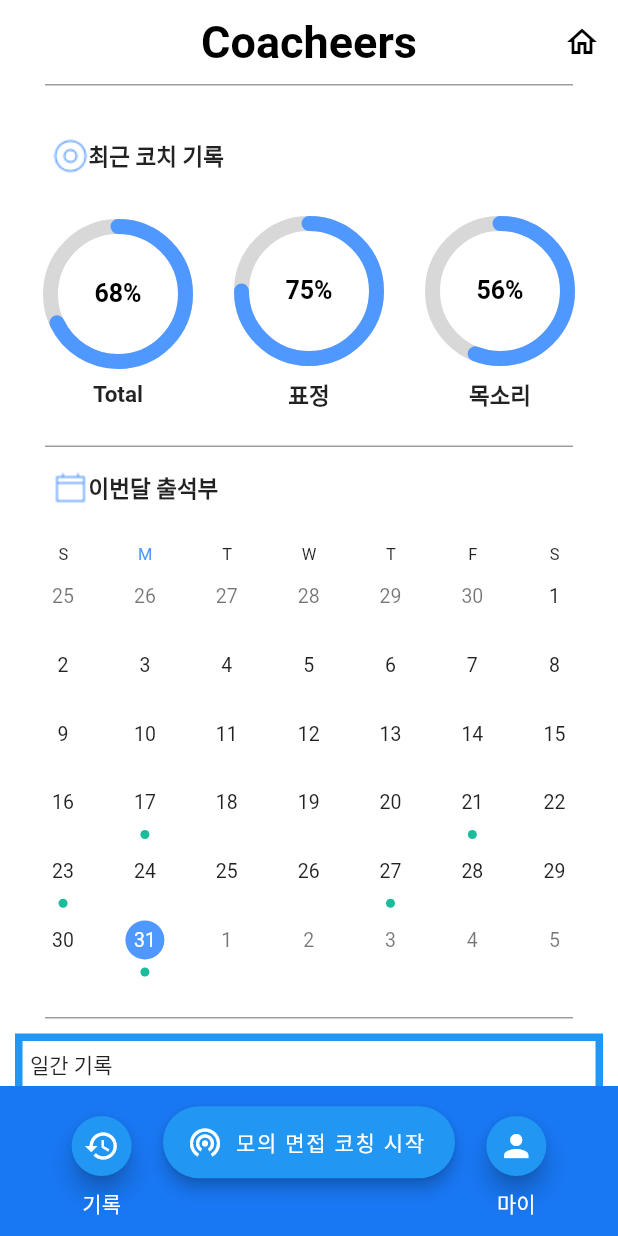
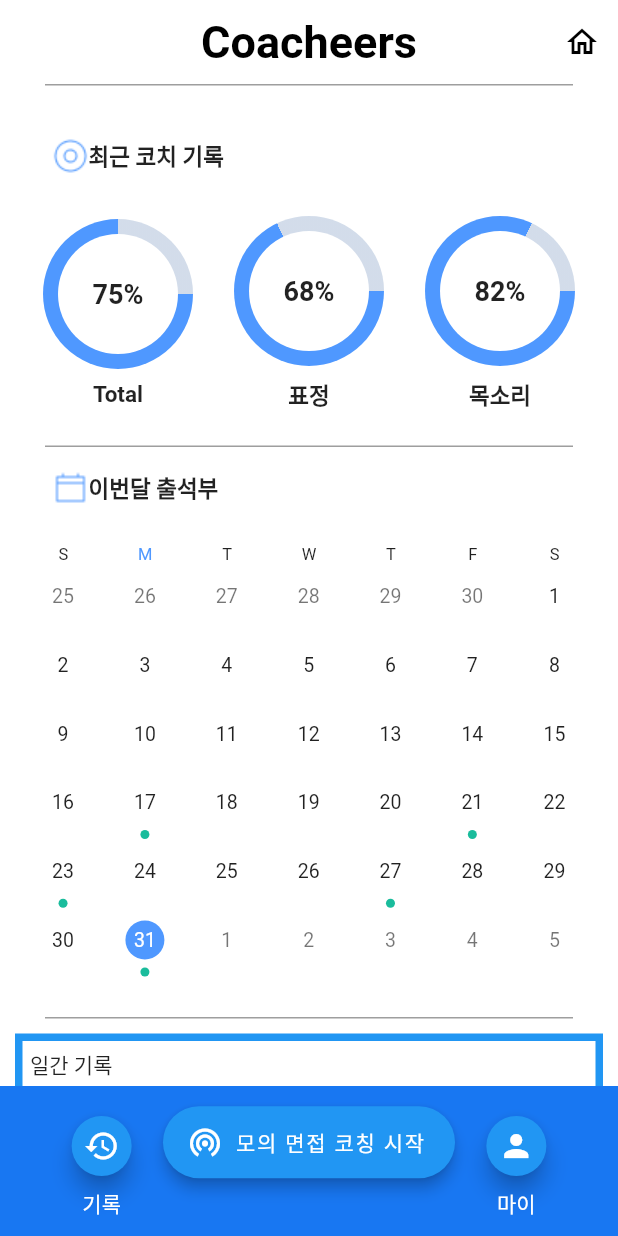
Before and after one commit to Team429/coacheers-frontend, a Flutter app: the MainFrame screen opened directly, on a phone screen of 412 x 824 dp. Run offline on Flutter 3.47's test engine with Material 2 defaults, Android fonts, the phone set to English and light mode, and no system bars; drawn by our look-alikes of syncfusion_flutter_calendar; our stand-ins replace logger, syncfusion_flutter_datepicker; missing offline and left inert: kakao_flutter_sdk.

Commit message:
Donutchart Animated

```diff
--- a/lib/coaching/coachinhPage.dart
+++ b/lib/coaching/coachinhPage.dart
@@ -5,6 +5,7 @@ class CoachingPage extends StatelessWidget {
 
   @override
   Widget build(BuildContext context) {
+    print("메인 페이지 - 코칭 페이지\n");
     return Scaffold(
       backgroundColor: Colors.white,
       body: ListView(),
--- a/lib/component/coachingday.dart
+++ b/lib/component/coachingday.dart
@@ -1,5 +1,4 @@
 import 'dart:ui';
-
 import 'package:syncfusion_flutter_calendar/calendar.dart';
 
 List<Meeting> _getDataSource() {
@@ -18,19 +17,19 @@ List<Meeting> _getDataSource() {
   DateTime(today.year, today.month, today.day - 10, 9, 0, 0);
   final DateTime endTime4 = startTime4.add(const Duration(hours: 2));
   final DateTime startTime5 =
-      DateTime(today.year, today.month, today.day - 4, 9, 0, 0);
+  DateTime(today.year, today.month, today.day - 4, 9, 0, 0);
   final DateTime endTime5 = startTime5.add(const Duration(hours: 2));
 
   meetings.add(Meeting(
-      'Conference', startTime, endTime, const Color(0xFF1ABC9C), false));
+      'Conference', startTime, endTime, const Color(0xFF1ABC9C), false, 63));
   meetings.add(Meeting(
-      'Conference', startTime2, endTime2, const Color(0xFF1ABC9C), false));
+      'Conference', startTime2, endTime2, const Color(0xFF1ABC9C), false,70));
   meetings.add(Meeting(
-      'Conference', startTime3, endTime3, const Color(0xFF1ABC9C), false));
+      'Conference', startTime3, endTime3, const Color(0xFF1ABC9C), false,73));
   meetings.add(Meeting(
-      'Conference', startTime4, endTime4, const Color(0xFF1ABC9C), false));
+      'Conference', startTime4, endTime4, const Color(0xFF1ABC9C), false,77));
   meetings.add(Meeting(
-      'Conference', startTime5, endTime5, const Color(0xFF1ABC9C), false));
+      'Conference', startTime5, endTime5, const Color(0xFF1ABC9C), false,82));
   return meetings;
 }
 
@@ -67,14 +66,14 @@ class MeetingDataSource extends CalendarDataSource {
   bool isAllDay(int index) {
     return appointments![index].isAllDay;
   }
+
 }
 
-class Meeting {
-  Meeting(this.eventName, this.from, this.to, this.background, this.isAllDay);
-
+class Meeting {Meeting(this.eventName, this.from, this.to, this.background, this.isAllDay, this.score);
   String eventName;
   DateTime from;
   DateTime to;
   Color background;
   bool isAllDay;
+  double score;
 }
--- a/lib/component/kakaoLogin.dart
+++ b/lib/component/kakaoLogin.dart
@@ -21,6 +21,7 @@ void KakaoLogin(context) async {
   if (await isKakaoTalkInstalled()) {
     try {
       await UserApi.instance.loginWithKakaoTalk();
+      //카카오 로그인 화면 호출 -> 사용자가 토큰 가져오는 것 까지
       print('카카오톡으로 로그인 성공');
       _get_user_info();
       Navigator.push(
--- a/lib/frame/mainFrame.dart
+++ b/lib/frame/mainFrame.dart
@@ -2,29 +2,20 @@ import 'package:coacheers/coaching/coachinhPage.dart';
 import 'package:coacheers/home/homePage.dart';
 import 'package:coacheers/profile/profilePage.dart';
 import 'package:flutter/material.dart';
+import 'package:kakao_flutter_sdk/kakao_flutter_sdk.dart';
 
 import '../record/recordPage.dart';
 
-int _selectedIndex = 3;
-
 class MainFrame extends StatefulWidget {
   const MainFrame({Key? key}) : super(key: key);
-
   @override
   State<MainFrame> createState() => _MainFrameWidget();
 }
 
 class _MainFrameWidget extends State<MainFrame> {
 // 탭을 이동할 때 쓸 변수!
-
-  static const TextStyle optionStyle =
-      TextStyle(fontSize: 40, fontWeight: FontWeight.bold);
-  static const List<Widget> _widgetOptions = <Widget>[
-    RecordPage(),
-    CoachingPage(),
-    Profile(),
-    Home(),
-  ];
+  bool shouldPop = false;
+  int _selectedIndex = 3;
 
   void _onItemTapped(int index) {
     setState(() {
@@ -32,9 +23,25 @@ class _MainFrameWidget extends State<MainFrame> {
     });
   }
 
+  static const TextStyle optionStyle =
+      TextStyle(fontSize: 40, fontWeight: FontWeight.bold);
+  static const List<Widget> _widgetOptions = <Widget>[
+    RecordPage(),
+    CoachingPage(),
+    ProfilePage(),
+    Home(),
+  ];
+
+
   @override
   Widget build(BuildContext context) {
-    return Scaffold(
+    print("메인 페이지\n");
+
+    return WillPopScope(
+      onWillPop: () async {
+        return shouldPop;
+      },
+      child: Scaffold(
         appBar: AppBar(
           title: Text(
             "Coacheers",
@@ -142,52 +149,7 @@ class _MainFrameWidget extends State<MainFrame> {
                 ),
               ],
             )),
-      // floatingActionButtonLocation: FloatingActionButtonLocation.centerDocked,
-      // floatingActionButton: Row(
-      //
-      //   mainAxisAlignment: MainAxisAlignment.center,
-      //   children: [
-      //     Padding(
-      //       padding: const EdgeInsets.fromLTRB(0, 70, 0, 0),
-      //       child: FloatingActionButton.extended(
-      //         elevation: 4.0,
-      //         icon: const Icon(
-      //           Icons.history,
-      //         ),
-      //         label: Text(""),
-      //         onPressed: () {
-      //           _onItemTapped(1);
-      //         },
-      //       ),
-      //     ),
-      //     Padding(
-      //       padding: const EdgeInsets.fromLTRB(0, 70, 0, 0),
-      //       child: FloatingActionButton.extended(
-      //         elevation: 4.0,
-      //         icon: const Icon(
-      //           Icons.wifi_tethering,
-      //         ),
-      //         label: Text("모의 면접 코칭 시작"),
-      //         onPressed: () {
-      //           _onItemTapped(1);
-      //         },
-      //       ),
-      //     ),
-      //     Padding(
-      //       padding: const EdgeInsets.fromLTRB(0, 70, 0, 0),
-      //       child: FloatingActionButton.extended(
-      //         elevation: 4.0,
-      //         icon: const Icon(
-      //           Icons.person,
-      //         ),
-      //         label: Text(""),
-      //         onPressed: () {
-      //           _onItemTapped(1);
-      //         },
-      //       ),
-      //     ),
-      //   ],
-      // ),
+      ),
     );
   }
 }
--- /dev/null
+++ b/lib/graph/piechart.dart
@@ -0,0 +1,64 @@
+import 'package:flutter/material.dart';
+
+const TWO_PI = 3.14 * 2;
+
+
+class Donut extends StatelessWidget {
+
+  final double Percent;
+
+  Donut(this.Percent);
+
+  @override
+  Widget build(BuildContext context) {
+    final size = 100.0;
+    return TweenAnimationBuilder(
+      tween: Tween(begin: 0.0, end: Percent / 100),
+      duration: Duration(seconds: 1),
+      builder: (context, value, child) {
+        int percentage = (value * 100).ceil();
+        return Container(
+          width: size,
+          height: size,
+          // color: Color(0xff7fb1f8),
+          child: Stack(
+            children: [
+              ShaderMask(
+                shaderCallback: (rect) {
+                  return SweepGradient(
+                      startAngle: 0.0,
+                      endAngle: TWO_PI,
+                      stops: [value, value],
+                      // 0.0 , 0.5 , 0.5 , 1.0
+                      center: Alignment.center,
+                      colors: [Colors.white, Colors.grey.withAlpha(55)]
+                  ).createShader(rect);
+                },
+                child: Container(
+                  width: size,
+                  height: size,
+                  decoration: BoxDecoration(
+                    shape: BoxShape.circle,
+                    color: Color(0xff4F98FF),
+                  ),
+                ),
+              ),
+              Center(
+                child: Container(
+                  width: size - 20,
+                  height: size - 20,
+                  decoration: BoxDecoration(
+                      color: Colors.white,
+                      shape: BoxShape.circle
+                  ),
+                  child: Center(child: Text("$percentage%",
+                    style: TextStyle(fontSize: 18,fontWeight: FontWeight.bold),)),
+                ),
+              )
+            ],
+          ),
+        );
+      },
+    );
+  }
+}
--- a/lib/home/homePage.dart
+++ b/lib/home/homePage.dart
@@ -1,11 +1,12 @@
 import 'package:coacheers/component/coachingday.dart';
-import 'package:coacheers/component/piechart.dart';
+import 'package:coacheers/graph/piechart.dart';
 import 'package:flutter/material.dart';
+import 'package:kakao_flutter_sdk/kakao_flutter_sdk.dart';
 import 'package:syncfusion_flutter_calendar/calendar.dart';
+
 
 class Home extends StatefulWidget {
   const Home({Key? key}) : super(key: key);
-
   @override
   State<Home> createState() => _HomeState();
 }
@@ -13,6 +14,7 @@ class Home extends StatefulWidget {
 class _HomeState extends State<Home> {
   @override
   Widget build(BuildContext context) {
+    print("메인 페이지 - 홈 페이지\n");
     return Scaffold(
       backgroundColor: Colors.white,
       // body: ListView.builder(
@@ -86,15 +88,7 @@ class _HomeState extends State<Home> {
                               Padding(
                                 padding: const EdgeInsets.all(8.0),
                                 child: Container(
-                                  child: CustomPaint(
-                                    // CustomPaint를 그리고 이 안에 차트를 그려줍니다..
-                                    size: Size(100, 100),
-                                    // CustomPaint의 크기는 가로 세로 150, 150으로 합니다.
-                                    painter: PieChart(
-                                        percentage: 68,
-                                        textScaleFactor: 0.5,
-                                        textColor: Colors.black),
-                                  ),
+                                  child : Donut(75),
                                 ),
                               ),
                               Text(
@@ -112,15 +106,7 @@ class _HomeState extends State<Home> {
                               Padding(
                                 padding: const EdgeInsets.all(8.0),
                                 child: Container(
-                                  child: CustomPaint(
-                                    // CustomPaint를 그리고 이 안에 차트를 그려줍니다..
-                                    size: Size(100, 100),
-                                    // CustomPaint의 크기는 가로 세로 150, 150으로 합니다.
-                                    painter: PieChart(
-                                        percentage: 75,
-                                        textScaleFactor: 0.5,
-                                        textColor: Colors.black),
-                                  ),
+                                  child: Donut(68),
                                 ),
                               ),
                               Text(
@@ -138,15 +124,7 @@ class _HomeState extends State<Home> {
                               Padding(
                                 padding: const EdgeInsets.all(8.0),
                                 child: Container(
-                                  child: CustomPaint(
-                                    // CustomPaint를 그리고 이 안에 차트를 그려줍니다..
-                                    size: Size(100, 100),
-                                    // CustomPaint의 크기는 가로 세로 150, 150으로 합니다.
-                                    painter: PieChart(
-                                        percentage: 56,
-                                        textScaleFactor: 0.5,
-                                        textColor: Colors.black),
-                                  ),
+                                  child: Donut(82),
                                 ),
                               ),
                               Text(
--- a/lib/record/recordPage.dart
+++ b/lib/record/recordPage.dart
@@ -81,7 +81,7 @@ class _RecordPageState extends State<RecordPage> {
                           ScaffoldMessenger.of(context)
                               .showSnackBar(const SnackBar(
                             content: Text(
-                              'Selection Confirmed',
+                              '기간이 설정되었습니다.',
                             ),
                             duration: Duration(milliseconds: 500),
                           ));
@@ -106,6 +106,7 @@ class _RecordPageState extends State<RecordPage> {
 
   @override
   Widget build(BuildContext context) {
+    print("메인 페이지 - 기록 페이지\n");
     return Scaffold(
       backgroundColor: Colors.white,
       body: ListView(
```
Also changed, not shown: lib/component/piechart.dart (deleted, +0 -64 lines), lib/onwillpop.dart (added, +62 -0 lines), lib/profile/profilePage.dart (+10 -9 lines). Lines whose indentation alone changed are shown as unchanged.
